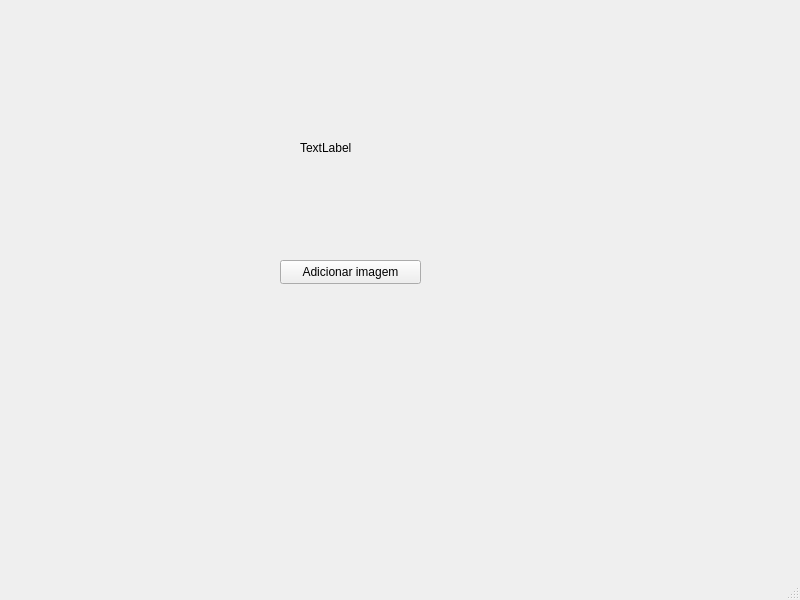
This is mainwindow.ui in igorhsb/pixeon_project as Qt 5 draws it before an edit. The edited form follows.
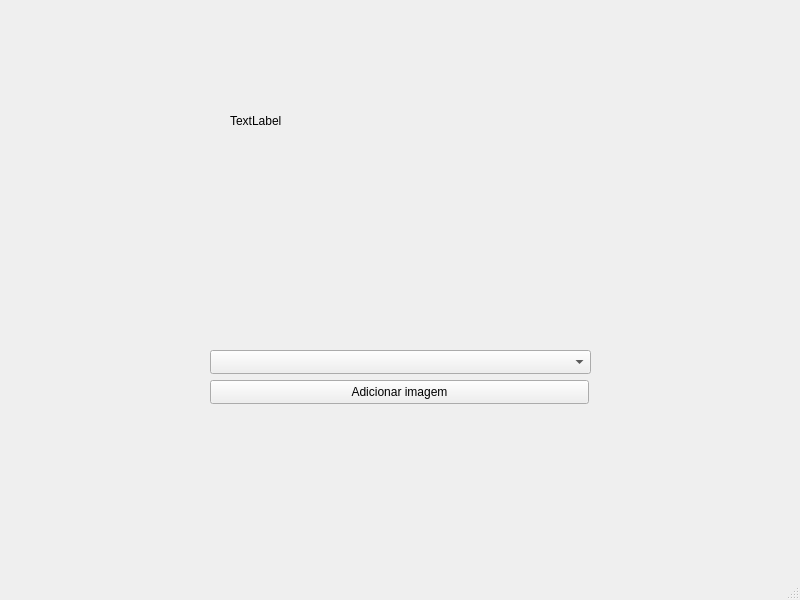
This is the edited form.

Patch:
```diff
--- a/mainwindow.ui
+++ b/mainwindow.ui
@@ -17,10 +17,10 @@
    <widget class="QLabel" name="imgLabel">
     <property name="geometry">
      <rect>
-      <x>300</x>
-      <y>140</y>
-      <width>231</width>
-      <height>16</height>
+      <x>230</x>
+      <y>0</y>
+      <width>379</width>
+      <height>241</height>
      </rect>
     </property>
     <property name="text">
@@ -30,9 +30,9 @@
    <widget class="QPushButton" name="addImgBTN">
     <property name="geometry">
      <rect>
-      <x>280</x>
-      <y>260</y>
-      <width>141</width>
+      <x>210</x>
+      <y>380</y>
+      <width>379</width>
       <height>24</height>
      </rect>
     </property>
@@ -40,18 +40,15 @@
      <string>Adicionar imagem</string>
     </property>
    </widget>
-   <widget class="QLabel" name="selecImgLabel_2">
+   <widget class="QComboBox" name="imgListCB">
     <property name="geometry">
      <rect>
-      <x>220</x>
-      <y>260</y>
-      <width>49</width>
-      <height>16</height>
+      <x>210</x>
+      <y>350</y>
+      <width>381</width>
+      <height>24</height>
      </rect>
     </property>
-    <property name="text">
-     <string/>
-    </property>
    </widget>
   </widget>
   <widget class="QMenuBar" name="menubar">
```
